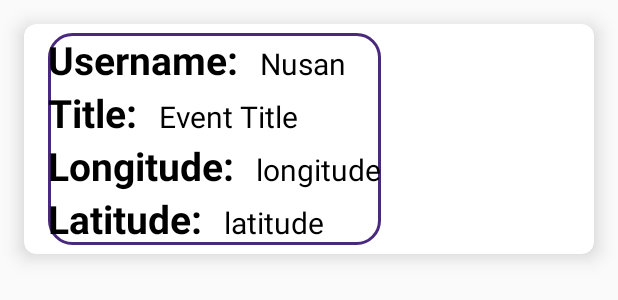
After one commit to adnusan/Eventer, an Android app: the layout eventlist_item.xml on its own in the app's theme, with its tools: preview values and no code run, on a phone screen of 412 x 824 dp. The commit adds this screen. Shown: the top 300 px of the screen. Run offline under Robolectric (Android 15) with nearby library versions, the phone set to English and light mode, and no system bars.

Commit message:
adding user event list

```diff
--- /dev/null
+++ b/app/src/main/res/layout/eventlist_item.xml
@@ -0,0 +1,124 @@
+<?xml version="1.0" encoding="utf-8"?>
+<androidx.cardview.widget.CardView xmlns:android="http://schemas.android.com/apk/res/android"
+    android:layout_width="match_parent"
+    android:layout_height="wrap_content"
+    xmlns:app="http://schemas.android.com/apk/res-auto"
+    app:cardElevation="8dp"
+    app:cardCornerRadius="8dp"
+    android:background="@android:color/transparent"
+
+    android:layout_margin="16dp">
+
+    <LinearLayout
+        android:layout_width="wrap_content"
+        android:layout_height="wrap_content"
+        android:layout_marginStart="16dp"
+        android:layout_marginVertical="6dp"
+        android:background="@drawable/message_box_background"
+
+        android:orientation="vertical">
+
+        <LinearLayout
+            android:layout_width="wrap_content"
+            android:layout_height="wrap_content"
+            android:layout_gravity="center_vertical"
+            android:orientation="horizontal">
+
+            <TextView
+                android:layout_width="wrap_content"
+                android:layout_height="wrap_content"
+                android:text="Username: "
+                android:textColor="@color/black"
+                android:textSize="26sp"
+                android:textStyle="bold"/>
+
+            <TextView
+                android:id="@+id/eventlist_username_fragment"
+                android:layout_width="wrap_content"
+                android:layout_height="wrap_content"
+                android:layout_marginStart="8dp"
+                android:text="Nusan"
+                android:textColor="@color/black"
+                android:textSize="20sp"/>
+
+        </LinearLayout>
+
+        <LinearLayout
+            android:layout_width="wrap_content"
+            android:layout_height="wrap_content"
+            android:layout_gravity="center_vertical"
+            android:orientation="horizontal">
+
+            <TextView
+                android:layout_width="wrap_content"
+                android:layout_height="wrap_content"
+                android:text="Title: "
+                android:textColor="@color/black"
+                android:textSize="26sp"
+                android:textStyle="bold"/>
+
+            <TextView
+                android:id="@+id/eventlist_title_fragment"
+                android:layout_width="wrap_content"
+                android:layout_height="wrap_content"
+                android:layout_marginStart="8dp"
+                android:text="Event Title"
+                android:textColor="@color/black"
+                android:textSize="20sp"/>
+
+        </LinearLayout>
+        <LinearLayout
+            android:layout_width="wrap_content"
+            android:layout_height="wrap_content"
+            android:layout_gravity="center_vertical"
+            android:orientation="horizontal">
+
+            <TextView
+                android:layout_width="wrap_content"
+                android:layout_height="wrap_content"
+                android:text="Longitude: "
+                android:textColor="@color/black"
+                android:textSize="26sp"
+                android:textStyle="bold"/>
+
+            <TextView
+                android:id="@+id/eventlist_longitude_fragment"
+                android:layout_width="wrap_content"
+                android:layout_height="wrap_content"
+                android:layout_marginStart="8dp"
+                android:text="longitude"
+                android:textColor="@color/black"
+                android:textSize="20sp"/>
+
+        </LinearLayout>
+        <LinearLayout
+            android:layout_width="wrap_content"
+            android:layout_height="wrap_content"
+            android:layout_gravity="center_vertical"
+            android:orientation="horizontal">
+
+            <TextView
+                android:layout_width="wrap_content"
+                android:layout_height="wrap_content"
+                android:text="Latitude: "
+                android:textColor="@color/black"
+                android:textSize="26sp"
+                android:textStyle="bold"/>
+
+            <TextView
+                android:id="@+id/eventlist_latitude_fragment"
+                android:layout_width="wrap_content"
+                android:layout_height="wrap_content"
+                android:layout_marginStart="8dp"
+                android:text="latitude"
+                android:textColor="@color/black"
+                android:textSize="20sp"/>
+
+        </LinearLayout>
+
+
+
+
+    </LinearLayout>
+
+</androidx.cardview.widget.CardView>
```
Also changed, not shown: app/src/main/java/com/example/eventer/Adapter/EventListAdapter.kt (added, +48 -0 lines), app/src/main/java/com/example/eventer/Fragments/EventListFragment.kt (added, +74 -0 lines), app/src/main/res/layout/activity_profile.xml (+13 -2 lines), app/src/main/res/layout/fragment_event_list.xml (added, +15 -0 lines).
